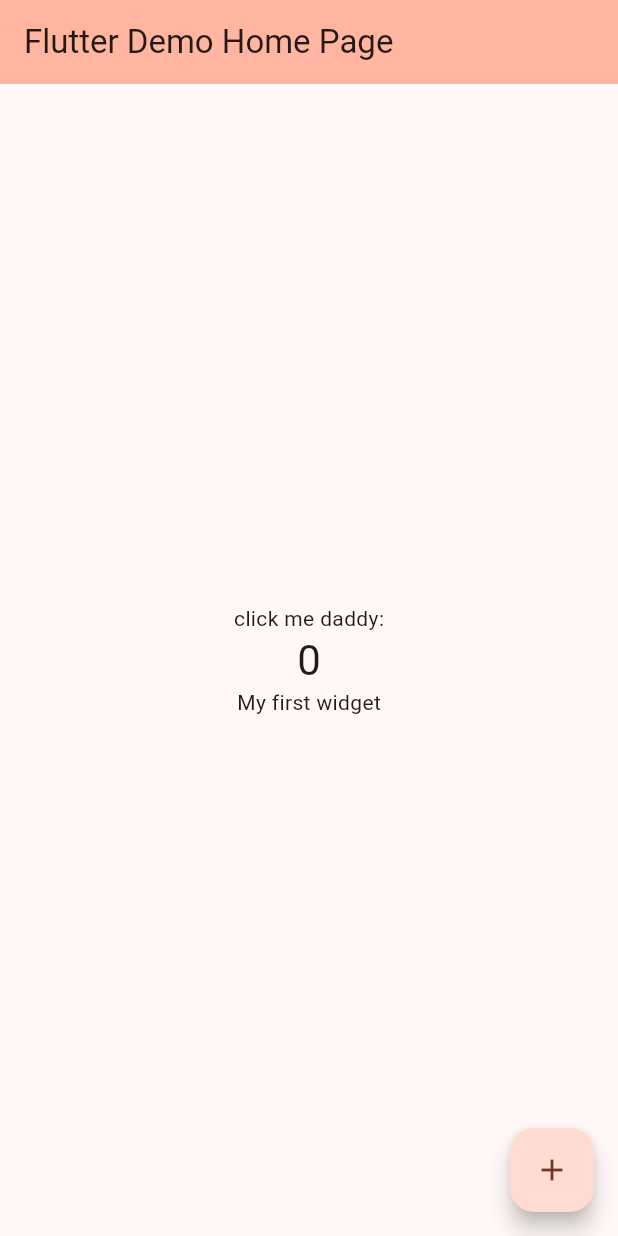
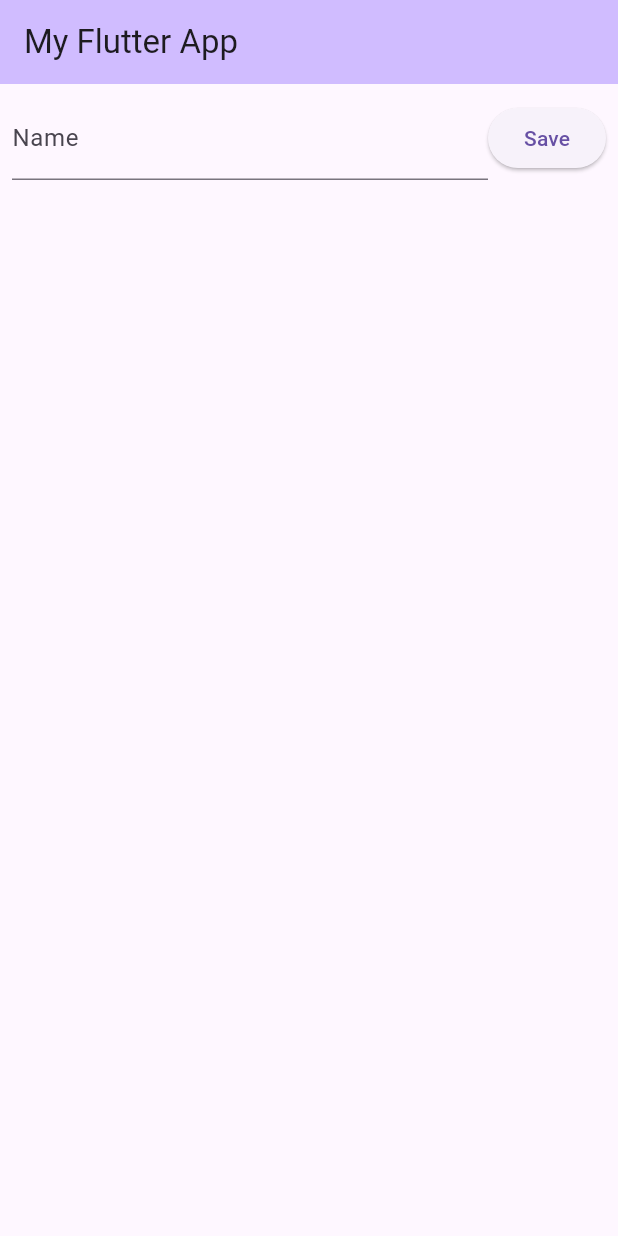
Before and after one commit to ant-utas/cricket_app_flutter, a Flutter app: the screen it shows after launch, on a phone screen of 412 x 824 dp. Run offline on Flutter 3.47's test engine with Material 3 defaults, Android fonts, the phone set to English and light mode, and no system bars.

Commit message:
going through flutter tutorials, navigator

```diff
--- a/lib/main.dart
+++ b/lib/main.dart
@@ -1,127 +1,93 @@
-import 'package:flutter/material.dart';//#2gives us access to the material styling widget
+import 'package:flutter/material.dart';
 
-void main() {
+void main() {//entry
   runApp(const MyApp());
 }
-//#1 widgets are the building blocks of our application, below is an example of a widget
-//kinda like views; they are added to screen in a hierarchy
-class MyApp extends StatelessWidget {//stateless meaning it doesnt store any state - simple widget
-  const MyApp({super.key});
+
+class MyApp extends StatelessWidget {
+  const MyApp({Key? key}) : super(key: key);
 
   // This widget is the root of your application.
   @override
-  Widget build(BuildContext context) {//called whenever widget is drawn to the screen
+  Widget build(BuildContext context) {
     return MaterialApp(
       title: 'Flutter Demo',
       theme: ThemeData(
-        // This is the theme of your application.
-        //
-        // TRY THIS: Try running your application with "flutter run". You'll see
-        // the application has a purple toolbar. Then, without quitting the app,
-        // try changing the seedColor in the colorScheme below to Colors.green
-        // and then invoke "hot reload" (save your changes or press the "hot
-        // reload" button in a Flutter-supported IDE, or press "r" if you used
-        // the command line to start the app).
-        //
-        // Notice that the counter didn't reset back to zero; the application
-        // state is not lost during the reload. To reset the state, use hot
-        // restart instead.
-        //
-        // This works for code too, not just values: Most code changes can be
-        // tested with just a hot reload.
-        colorScheme: ColorScheme.fromSeed(seedColor: Colors.deepOrange),
-        useMaterial3: true,
+        primarySwatch: Colors.blue,
       ),
-      home: const MyHomePage(title: 'Flutter Demo Home Page'),
+      home: const FirstPage(),
     );
   }
 }
 
-class MyHomePage extends StatefulWidget {
-  const MyHomePage({super.key, required this.title});
-
-  // This widget is the home page of your application. It is stateful, meaning
-  // that it has a State object (defined below) that contains fields that affect
-  // how it looks.
-
-  // This class is the configuration for the state. It holds the values (in this
-  // case the title) provided by the parent (in this case the App widget) and
-  // used by the build method of the State. Fields in a Widget subclass are
-  // always marked "final".
-
-  final String title;
+class FirstPage extends StatefulWidget {
+  const FirstPage({Key? key}) : super(key: key);
 
   @override
-  State<MyHomePage> createState() => _MyHomePageState();
+  State<FirstPage> createState() => _FirstPageState();//first page state is whatever statful widget returns
+}
+//Our class has been split into a StatefulWidget:^ and a State:v
+class _FirstPageState extends State<FirstPage> {
+  var txtNameController = TextEditingController();
+  @override
+  Widget build(BuildContext context) {
+    return Scaffold(
+      appBar: AppBar(
+        title: const Text("My Flutter App"),
+        backgroundColor: Theme.of(context).colorScheme.inversePrimary,
+      ),
+      body: Padding(
+        padding: const EdgeInsets.all(8.0),
+        child: Row(
+          children: [
+            Expanded(
+              child: TextField(
+                onSubmitted: (value){
+                  //value is entered text after ENTER press
+                  //you can also call any function here or make setState() to assign value to other variable
+                },
+                controller: txtNameController,
+                decoration: const InputDecoration(
+                    hintText: "Enter Name",
+                    labelText: "Name",
+                ),
+              ),
+            ),
+            ElevatedButton(
+              child:const Text("Save"),
+              onPressed: () =>
+              {
+                //print(txtNameController.text),//prints text to console
+                Navigator.push(context, MaterialPageRoute(
+                    builder:(context) => SecondPage(name: txtNameController.text)
+                ))
+              },
+            ),
+          ],
+        ),
+      ),
+    );
+  }
 }
 
-class _MyHomePageState extends State<MyHomePage> {
-  int _counter = 0;
+class SecondPage extends StatelessWidget {
 
-  void _incrementCounter() {
-    setState(() {
-      // This call to setState tells the Flutter framework that something has
-      // changed in this State, which causes it to rerun the build method below
-      // so that the display can reflect the updated values. If we changed
-      // _counter without calling setState(), then the build method would not be
-      // called again, and so nothing would appear to happen.
-      _counter++;
-    });
-  }
+  final String name;
+
+  const SecondPage({Key? key, required this.name}) : super(key: key);
 
   @override
   Widget build(BuildContext context) {
-    // This method is rerun every time setState is called, for instance as done
-    // by the _incrementCounter method above.
-    //
-    // The Flutter framework has been optimized to make rerunning build methods
-    // fast, so that you can just rebuild anything that needs updating rather
-    // than having to individually change instances of widgets.
+
     return Scaffold(
       appBar: AppBar(
-        // TRY THIS: Try changing the color here to a specific color (to
-        // Colors.amber, perhaps?) and trigger a hot reload to see the AppBar
-        // change color while the other colors stay the same.
+        title: const Text("Second Screen"),
         backgroundColor: Theme.of(context).colorScheme.inversePrimary,
-        // Here we take the value from the MyHomePage object that was created by
-        // the App.build method, and use it to set our appbar title.
-        title: Text(widget.title),
       ),
-      body: Center(
-        // Center is a layout widget. It takes a single child and positions it
-        // in the middle of the parent.
-        child: Column(
-          // Column is also a layout widget. It takes a list of children and
-          // arranges them vertically. By default, it sizes itself to fit its
-          // children horizontally, and tries to be as tall as its parent.
-          //
-          // Column has various properties to control how it sizes itself and
-          // how it positions its children. Here we use mainAxisAlignment to
-          // center the children vertically; the main axis here is the vertical
-          // axis because Columns are vertical (the cross axis would be
-          // horizontal).
-          //
-          // TRY THIS: Invoke "debug painting" (choose the "Toggle Debug Paint"
-          // action in the IDE, or press "p" in the console), to see the
-          // wireframe for each widget.
-          mainAxisAlignment: MainAxisAlignment.center,
-          children: <Widget>[
-            const Text(
-              'click me daddy:',
-            ),
-            Text(
-              '$_counter',
-              style: Theme.of(context).textTheme.headlineMedium,
-            ),
-          const Text("My first widget"),
-          ],
-        ),
+      body: Padding(
+        padding: const EdgeInsets.all(8.0),
+        child: Text(name),
       ),
-      floatingActionButton: FloatingActionButton(
-        onPressed: _incrementCounter,
-        tooltip: 'Increment',
-        child: const Icon(Icons.add),
-      ), // This trailing comma makes auto-formatting nicer for build methods.
     );
   }
 }
```
